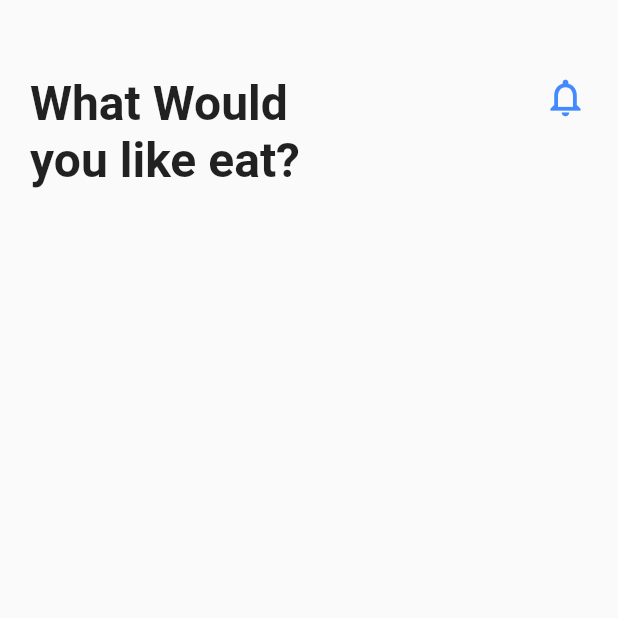
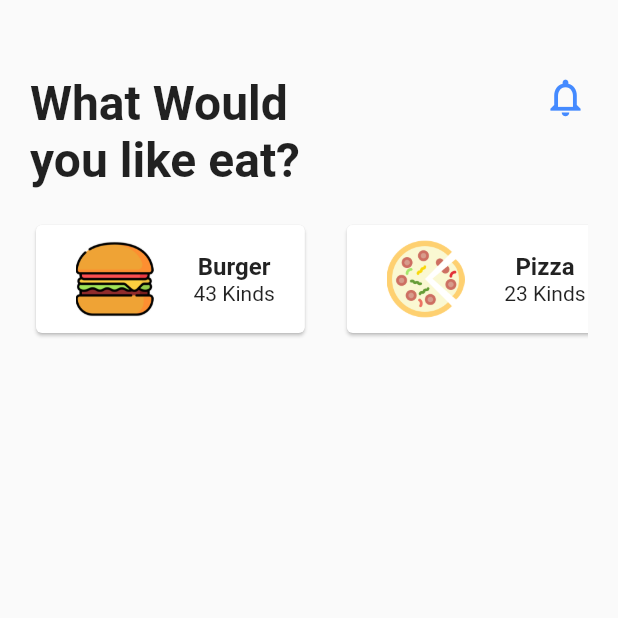
Before and after one commit to rivaldofez/foody, a Flutter app: the screen it shows after launch, on a phone screen of 412 x 824 dp, the top half of it. Run offline on Flutter 3.47's test engine with Material 2 defaults, Android fonts, the phone set to English and light mode, and no system bars.

Commit message:
add assets and create list view

```diff
--- /dev/null
+++ b/lib/src/data/category_data.dart
@@ -0,0 +1,24 @@
+import 'package:foody/src/models/category_model.dart';
+
+final categories = [
+  Category(
+    numberOfItems: 43,
+    imagePath: "assets/images/burger.png",
+    categoryName: "Burger",
+  ),
+  Category(
+    numberOfItems: 23,
+    imagePath: "assets/images/pizza.png",
+    categoryName: "Pizza",
+  ),
+  Category(
+    numberOfItems: 43,
+    imagePath: "assets/images/burger.png",
+    categoryName: "Burger",
+  ),
+  Category(
+    numberOfItems: 43,
+    imagePath: "assets/images/burger.png",
+    categoryName: "Burger",
+  ),
+];
--- a/lib/src/homescreen.dart
+++ b/lib/src/homescreen.dart
@@ -1,4 +1,6 @@
 import 'package:flutter/material.dart';
+import 'package:foody/src/widgets/food_category.dart';
+import 'package:foody/src/widgets/home_top_info.dart';
 
 class HomeScreen extends StatefulWidget {
   @override
@@ -13,30 +15,8 @@ class _HomeScreenState extends State<HomeScreen> {
       body: ListView(
         padding: EdgeInsets.only(top: 50.0, left: 20.0, right: 20.0),
         children: [
-          Row(
-            mainAxisAlignment: MainAxisAlignment.spaceBetween,
-            crossAxisAlignment: CrossAxisAlignment.start,
-            children: [
-              Column(
-                crossAxisAlignment: CrossAxisAlignment.start,
-                children: [
-                  Text(
-                    "What Would",
-                    style: textStyle,
-                  ),
-                  Text(
-                    "you like eat?",
-                    style: textStyle,
-                  ),
-                ],
-              ),
-              Icon(
-                Icons.notifications_none,
-                size: 30.0,
-                color: Theme.of(context).primaryColor,
-              ),
-            ],
-          ),
+          HomeTopInfo(),
+          FoodCategory(),
         ],
       ),
     );
--- /dev/null
+++ b/lib/src/models/category_model.dart
@@ -0,0 +1,7 @@
+class Category {
+  final String categoryName;
+  final String imagePath;
+  final int numberOfItems;
+
+  Category({this.categoryName, this.imagePath, this.numberOfItems});
+}
--- /dev/null
+++ b/lib/src/widgets/food_card.dart
@@ -0,0 +1,41 @@
+import 'package:flutter/material.dart';
+
+class FoodCard extends StatelessWidget {
+  final String categoryName;
+  final String imagePath;
+  final int numberOfItems;
+
+  FoodCard({this.categoryName, this.imagePath, this.numberOfItems});
+
+  @override
+  Widget build(BuildContext context) {
+    return Container(
+      margin: EdgeInsets.only(right: 20.0),
+      child: Card(
+          child: Padding(
+        padding: EdgeInsets.symmetric(horizontal: 20.0, vertical: 10.0),
+        child: Row(
+          children: [
+            Image(
+              image: AssetImage(imagePath),
+              height: 65.0,
+              width: 65.0,
+            ),
+            SizedBox(
+              width: 20.0,
+            ),
+            Column(
+              mainAxisAlignment: MainAxisAlignment.center,
+              children: [
+                Text(categoryName,
+                    style:
+                        TextStyle(fontWeight: FontWeight.bold, fontSize: 16.0)),
+                Text("$numberOfItems Kinds"),
+              ],
+            ),
+          ],
+        ),
+      )),
+    );
+  }
+}
--- /dev/null
+++ b/lib/src/widgets/food_category.dart
@@ -0,0 +1,27 @@
+import 'package:flutter/material.dart';
+import 'package:foody/src/models/category_model.dart';
+import '../data/category_data.dart';
+import '../models/category_model.dart';
+import 'package:foody/src/widgets/food_card.dart';
+
+class FoodCategory extends StatelessWidget {
+  final List<Category> _categories = categories;
+
+  @override
+  Widget build(BuildContext context) {
+    return Container(
+      height: 80.0,
+      child: ListView.builder(
+        scrollDirection: Axis.horizontal,
+        itemCount: _categories.length,
+        itemBuilder: (BuildContext context, int index) {
+          return FoodCard(
+            categoryName: _categories[index].categoryName,
+            imagePath: _categories[index].imagePath,
+            numberOfItems: _categories[index].numberOfItems,
+          );
+        },
+      ),
+    );
+  }
+}
--- /dev/null
+++ b/lib/src/widgets/home_top_info.dart
@@ -0,0 +1,36 @@
+import 'package:flutter/material.dart';
+
+class HomeTopInfo extends StatelessWidget {
+  final textStyle = TextStyle(fontSize: 32.0, fontWeight: FontWeight.bold);
+
+  @override
+  Widget build(BuildContext context) {
+    return Container(
+      margin: EdgeInsets.only(bottom: 20.0),
+      child: Row(
+        mainAxisAlignment: MainAxisAlignment.spaceBetween,
+        crossAxisAlignment: CrossAxisAlignment.start,
+        children: [
+          Column(
+            crossAxisAlignment: CrossAxisAlignment.start,
+            children: [
+              Text(
+                "What Would",
+                style: textStyle,
+              ),
+              Text(
+                "you like eat?",
+                style: textStyle,
+              ),
+            ],
+          ),
+          Icon(
+            Icons.notifications_none,
+            size: 30.0,
+            color: Theme.of(context).primaryColor,
+          ),
+        ],
+      ),
+    );
+  }
+}
--- a/pubspec.yaml
+++ b/pubspec.yaml
@@ -45,9 +45,8 @@ flutter:
   uses-material-design: true
 
   # To add assets to your application, add an assets section, like this:
-  # assets:
-  #   - images/a_dot_burr.jpeg
-  #   - images/a_dot_ham.jpeg
+  assets:
+    - assets/images/
 
   # An image asset can refer to one or more resolution-specific "variants", see
   # https://flutter.dev/assets-and-images/#resolution-aware.
```
Also changed, not shown: assets/images/beer.png (added), assets/images/breakfast.jpeg (added), assets/images/breakfast.png (added), assets/images/burger.png (added), assets/images/cheeseburger.png (added), assets/images/coffee-cup.png (added), assets/images/cupcake.png (added), assets/images/lunch.jpeg (added), assets/images/noimage.png (added), assets/images/pizza.png (added), assets/images/supper_1.jpeg (added), assets/images/turkey.png (added), 1 other file.
